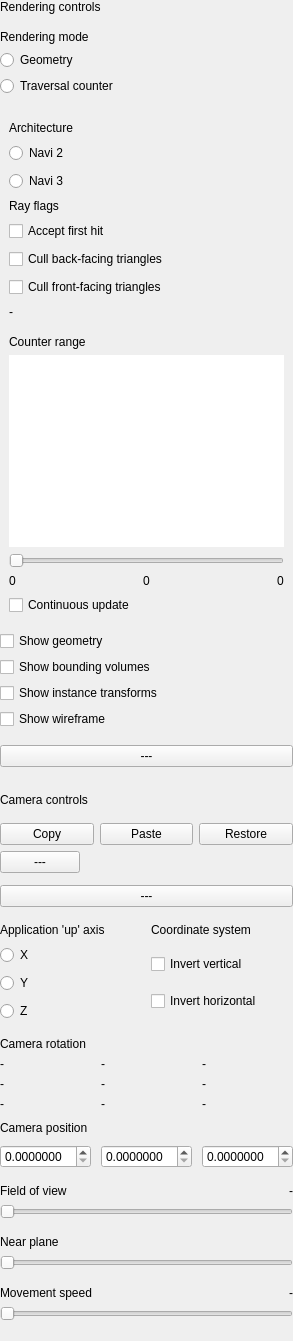
This is source/frontend/views/side_panels/view_pane.ui in GPUOpen-Tools/radeon_raytracing_analyzer as Qt 5 draws it before an edit. The edited form follows.
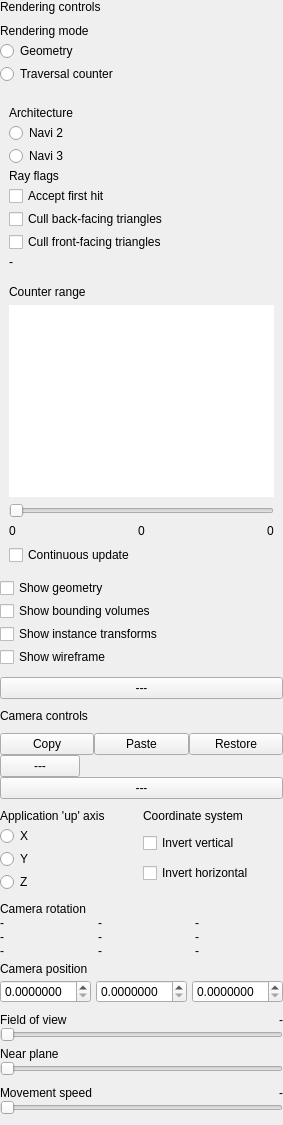
This is the edited form. Icons and pictures are not drawn. Custom widgets are drawn as their Qt base class.

What changed in the file:
```diff
--- a/source/frontend/views/side_panels/view_pane.ui
+++ b/source/frontend/views/side_panels/view_pane.ui
@@ -3,6 +3,9 @@
  <class>ViewPane</class>
  <widget class="QWidget" name="view_pane_">
   <layout class="QHBoxLayout" name="horizontal_layout_">
+   <property name="spacing">
+    <number>0</number>
+   </property>
    <property name="leftMargin">
     <number>0</number>
    </property>
@@ -18,6 +21,9 @@
    <item>
     <widget class="QWidget" name="side_pane_content_">
      <layout class="QVBoxLayout" name="vertical_layout_">
+      <property name="spacing">
+       <number>0</number>
+      </property>
       <property name="leftMargin">
        <number>0</number>
       </property>
@@ -61,6 +67,9 @@
       </item>
       <item>
        <layout class="QVBoxLayout" name="render_layout_">
+        <property name="spacing">
+         <number>3</number>
+        </property>
         <property name="leftMargin">
          <number>0</number>
         </property>
@@ -145,6 +154,9 @@
           <layout class="QVBoxLayout" name="vertical_layout_traversal_counter_controls_container_">
            <item>
             <layout class="QGridLayout">
+             <property name="spacing">
+              <number>3</number>
+             </property>
              <property name="leftMargin">
               <number>0</number>
              </property>
@@ -157,9 +169,6 @@
              <property name="bottomMargin">
               <number>0</number>
              </property>
-             <property name="spacing">
-              <number>8</number>
-             </property>
              <item row="1" column="0">
               <widget class="ScaledLabel" name="content_architecture_label_">
                <property name="sizePolicy">
@@ -686,7 +695,7 @@
         <property name="sizeHint" stdset="0">
          <size>
           <width>20</width>
-          <height>20</height>
+          <height>10</height>
          </size>
         </property>
        </spacer>
@@ -883,6 +892,9 @@
       </item>
       <item>
        <layout class="QGridLayout">
+        <property name="spacing">
+         <number>3</number>
+        </property>
         <property name="leftMargin">
          <number>0</number>
         </property>
@@ -895,9 +907,6 @@
         <property name="bottomMargin">
          <number>0</number>
         </property>
-        <property name="spacing">
-         <number>8</number>
-        </property>
         <item row="0" column="0">
          <widget class="ScaledLabel" name="content_control_style_up_axis_label_">
           <property name="sizePolicy">
@@ -1256,7 +1265,7 @@
       <item>
        <layout class="QGridLayout" name="position_grid_layout_">
         <property name="horizontalSpacing">
-         <number>10</number>
+         <number>5</number>
         </property>
         <item row="0" column="0">
          <widget class="ScaledDoubleSpinBox" name="content_camera_position_x_">
@@ -1406,7 +1415,7 @@
         <property name="sizeHint" stdset="0">
          <size>
           <width>20</width>
-          <height>10</height>
+          <height>5</height>
          </size>
         </property>
        </spacer>
@@ -1569,22 +1578,6 @@
          <enum>Qt::Vertical</enum>
         </property>
         <property name="sizeType">
-         <enum>QSizePolicy::Fixed</enum>
-        </property>
-        <property name="sizeHint" stdset="0">
-         <size>
-          <width>20</width>
-          <height>10</height>
-         </size>
-        </property>
-       </spacer>
-      </item>
-      <item>
-       <spacer name="vertical_spacer_invert_y_">
-        <property name="orientation">
-         <enum>Qt::Vertical</enum>
-        </property>
-        <property name="sizeType">
          <enum>QSizePolicy::Expanding</enum>
         </property>
         <property name="sizeHint" stdset="0">
```
Left out of the diff: 8 changed lines with no effect on the pictures.
